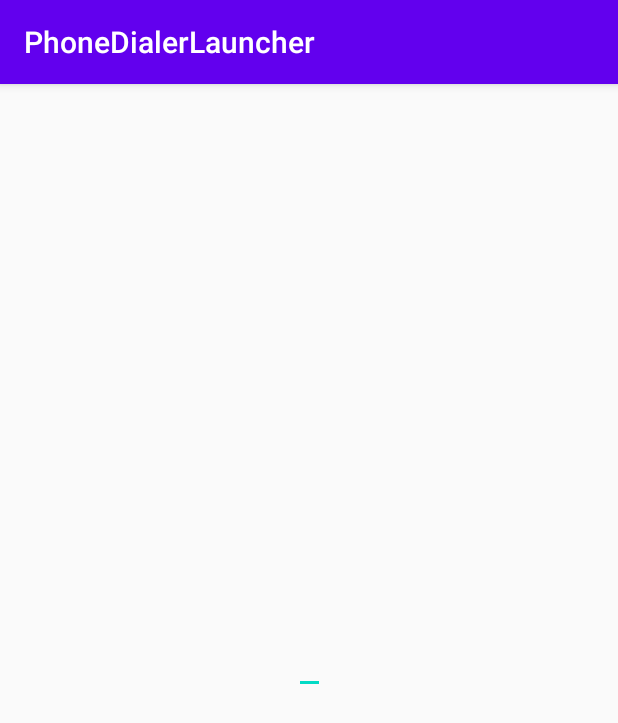
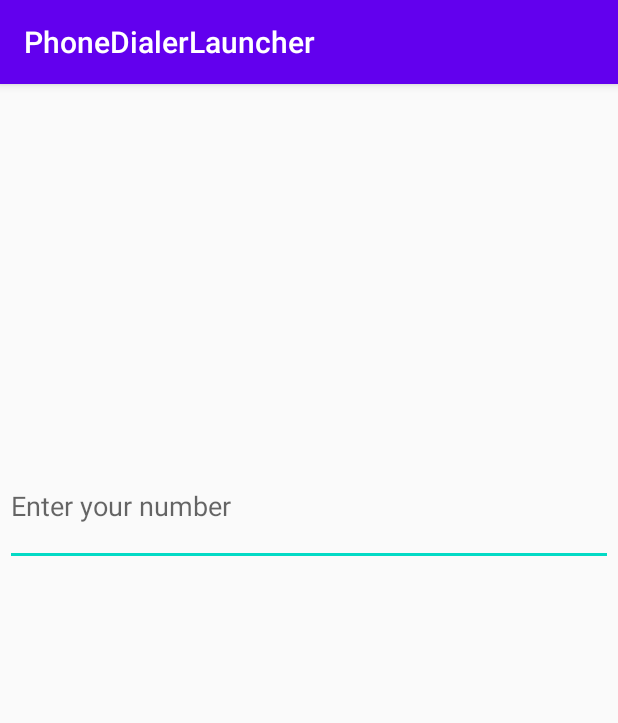
Before and after one commit to rebekah-oj/PhoneDialerLauncher, an Android app: the screen it shows after launch (MainActivity), on a phone screen of 412 x 824 dp. Shown: the top 723 px of the screen. Run offline under Robolectric (Android 15) with nearby library versions, the phone set to English and light mode, and no system bars.

Commit message:
Layout Changes.

```diff
--- a/app/src/main/res/layout/activity_main.xml
+++ b/app/src/main/res/layout/activity_main.xml
@@ -8,12 +8,16 @@
 
     <EditText
         android:id="@+id/editText_main"
-        android:layout_width="wrap_content"
-        android:layout_height="wrap_content"
+        android:layout_width="405dp"
+        android:layout_height="79dp"
         android:imeOptions="actionSend"
+        android:hint="Enter your number"
+        android:inputType="phone"
         app:layout_constraintBottom_toBottomOf="parent"
+        app:layout_constraintHorizontal_bias="0.545"
         app:layout_constraintLeft_toLeftOf="parent"
         app:layout_constraintRight_toRightOf="parent"
-        app:layout_constraintTop_toTopOf="parent" />
+        app:layout_constraintTop_toTopOf="parent"
+        app:layout_constraintVertical_bias="0.351" />
 
 </androidx.constraintlayout.widget.ConstraintLayout>
```
